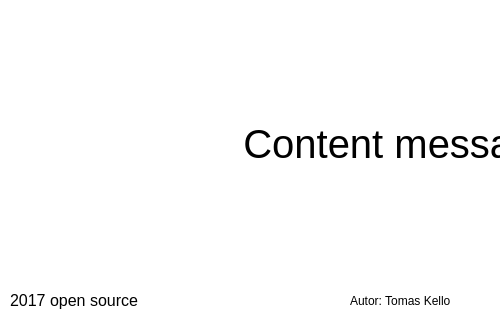
First picture: the form in resources/InitLayout.ui, repository KelloTomas/RALLO, before the edit; both pictures show x 0 to 500 and y 160 to 480 of the 800 by 480 pixel window.
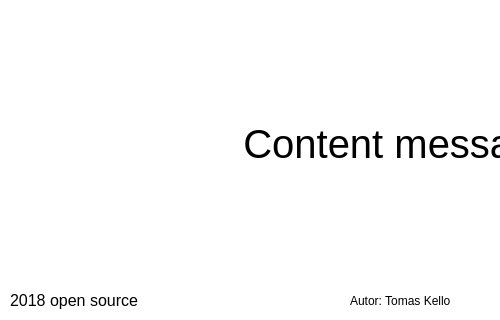
Second picture: the form after the edit.

Commit message: Update year of publish

```diff
--- a/resources/InitLayout.ui
+++ b/resources/InitLayout.ui
@@ -288,7 +288,7 @@
         </font>
        </property>
        <property name="text">
-        <string>2017 open source</string>
+        <string>2018 open source</string>
        </property>
        <property name="alignment">
         <set>Qt::AlignBottom|Qt::AlignLeading|Qt::AlignLeft</set>
```
